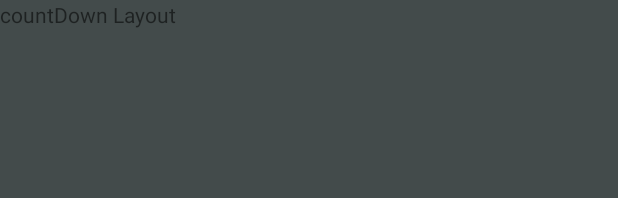
After one commit to KooMinJun/TermProject, an Android app: the layout activity_countdown.xml on its own in the app's theme, with its tools: preview values and no code run, on a phone screen of 412 x 824 dp. The commit adds this screen. Shown: the top 198 px of the screen. Run offline under Robolectric (Android 15) with nearby library versions, the phone set to English and light mode, and no system bars.

Commit message:
Term Project, 11/23 : countUp, countDown 레이아웃 생성

```diff
--- a/TermProject/src/main/AndroidManifest.xml
+++ b/TermProject/src/main/AndroidManifest.xml
@@ -18,6 +18,8 @@
             </intent-filter>
         </activity>
         <activity android:name=".MainActivity"></activity>
+        <activity android:name=".CountUpActivity"></activity>
+        <activity android:name=".CountDownActivity"></activity>
 
     </application>
 
--- /dev/null
+++ b/TermProject/src/main/res/layout/activity_countdown.xml
@@ -0,0 +1,13 @@
+<?xml version="1.0" encoding="utf-8"?>
+<LinearLayout xmlns:android="http://schemas.android.com/apk/res/android"
+    android:orientation="vertical" android:layout_width="match_parent"
+    android:layout_height="match_parent"
+    android:background="@color/colorPrimaryDark">
+
+    <TextView
+        android:layout_width="match_parent"
+        android:layout_height="match_parent"
+        android:text="countDown Layout"/>
+
+
+</LinearLayout>
--- a/TermProject/src/main/res/layout/fragment1.xml
+++ b/TermProject/src/main/res/layout/fragment1.xml
@@ -4,6 +4,7 @@
     android:layout_height="match_parent">
 
     <Button
+        android:id="@+id/countUp"
         android:layout_width="wrap_content"
         android:layout_height="wrap_content"
         android:paddingLeft="30dp"
--- a/TermProject/src/main/res/layout/fragment2.xml
+++ b/TermProject/src/main/res/layout/fragment2.xml
@@ -4,6 +4,7 @@
     android:layout_height="match_parent">
 
     <Button
+        android:id="@+id/countDown"
         android:layout_width="wrap_content"
         android:layout_height="wrap_content"
         android:paddingLeft="30dp"
```
Also changed, not shown: TermProject/src/main/java/my/kmucs/com/koo_timer/CountDownActivity.java (added, +17 -0 lines), TermProject/src/main/java/my/kmucs/com/koo_timer/CountUpActivity.java (added, +17 -0 lines), TermProject/src/main/java/my/kmucs/com/koo_timer/Fragment1.java (+15 -0 lines), TermProject/src/main/java/my/kmucs/com/koo_timer/Fragment2.java (+16 -0 lines), TermProject/src/main/res/layout/activity_countup.xml (added, +13 -0 lines), 79 other files.
